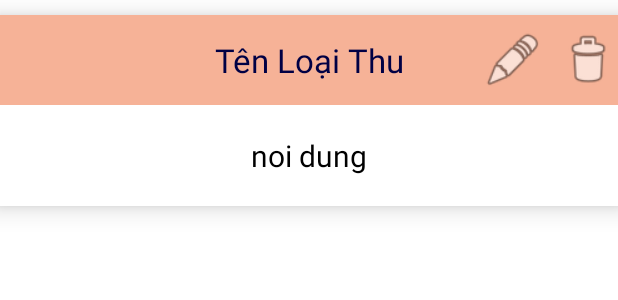
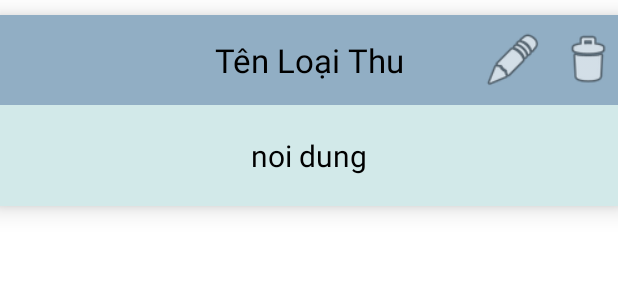
Before and after one commit to nguyenthanhdat20130013/qlchitieu_cnpm, an Android app: the layout loai_thu_view_item.xml on its own in the app's theme, with its tools: preview values and no code run, on a phone screen of 412 x 824 dp. Shown: the top 300 px of the screen. Run offline under Robolectric (Android 15) with nearby library versions, the phone set to English and light mode, and no system bars.

Commit message:
update màu

```diff
--- a/app/src/main/res/layout/fragment_loai_thu.xml
+++ b/app/src/main/res/layout/fragment_loai_thu.xml
@@ -7,7 +7,7 @@
     <androidx.recyclerview.widget.RecyclerView
         android:layout_alignParentTop="true"
         android:id="@+id/recyclerView_loaithu"
-        android:background="#FCF4D9"
+        android:background="#F8F6F4"
         android:layout_width="match_parent"
         android:layout_height="match_parent">
 
@@ -23,7 +23,7 @@
         android:layout_marginTop="8dp"
         android:layout_marginEnd="8dp"
         android:layout_marginBottom="8dp"
-        android:backgroundTint="#8ADAA6"
+        android:backgroundTint="#2D88BA"
         android:src="@android:drawable/ic_input_add">
 
     </com.google.android.material.floatingactionbutton.FloatingActionButton>
--- a/app/src/main/res/layout/fragment_thu.xml
+++ b/app/src/main/res/layout/fragment_thu.xml
@@ -10,9 +10,9 @@
     <!-- TODO: Update blank fragment layout -->
     <com.google.android.material.tabs.TabLayout
         android:id="@+id/tablayout_thu"
-        android:background="#F6B297"
+        android:background="#FFFFFF"
         app:tabSelectedTextColor="#000044"
-        app:tabTextColor="@color/white"
+        app:tabTextColor="@color/black"
         app:tabIndicatorColor="#000044"
         app:tabIndicatorHeight="2dp"
         android:layout_width="match_parent"
--- a/app/src/main/res/layout/loai_thu_view_item.xml
+++ b/app/src/main/res/layout/loai_thu_view_item.xml
@@ -16,11 +16,11 @@
         android:id="@+id/tv_tenloaithu"
         android:layout_width="match_parent"
         android:layout_height="wrap_content"
-        android:background="#F6B297"
+        android:background="#91AEC4"
         android:gravity="center"
         android:padding="15dp"
         android:text="Tên Loại Thu"
-        android:textColor="#000044"
+        android:textColor="#000000"
         android:textSize="22sp"></TextView>
 
     <TextView
@@ -32,6 +32,7 @@
         android:padding="20dp"
         android:text="noi dung"
         android:textColor="@color/black"
+        android:background="#D2E9E9"
         android:textSize="20sp"></TextView>
     <ImageView
         android:layout_marginRight="10dp"
```
Also changed, not shown: app/src/main/java/com/example/quanlychitieu/MainActivity.java (+3 -10 lines), app/src/main/res/drawable/step0.png (added).
